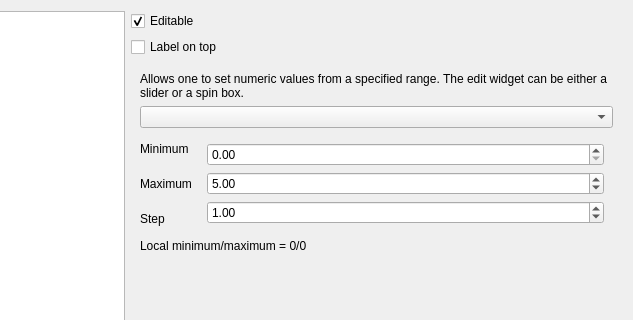
This is src/ui/qgsattributetypeedit.ui in qgis/QGIS as Qt 5 draws it before an edit; both pictures show x 118 to 751 and y 0 to 320 of the 751 by 451 pixel window. The edited form follows.
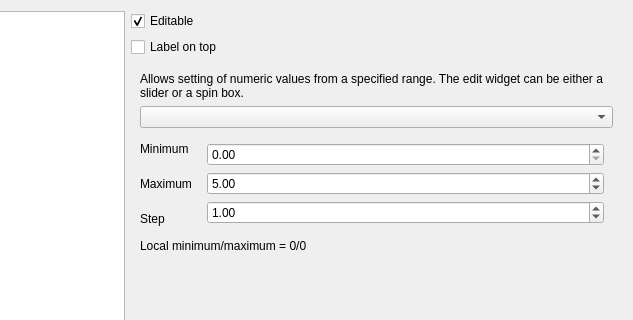
This is the edited form. The open tabs and pages were chosen to show the change.

What changed in the file:
```diff
--- a/src/ui/qgsattributetypeedit.ui
+++ b/src/ui/qgsattributetypeedit.ui
@@ -192,7 +192,7 @@
          <item>
           <widget class="QLabel" name="rangeLabel">
            <property name="text">
-            <string>Allows one to set numeric values from a specified range. The edit widget can be either a slider or a spin box.</string>
+            <string>Allows setting of numeric values from a specified range. The edit widget can be either a slider or a spin box.</string>
            </property>
            <property name="wordWrap">
             <bool>true</bool>
```
